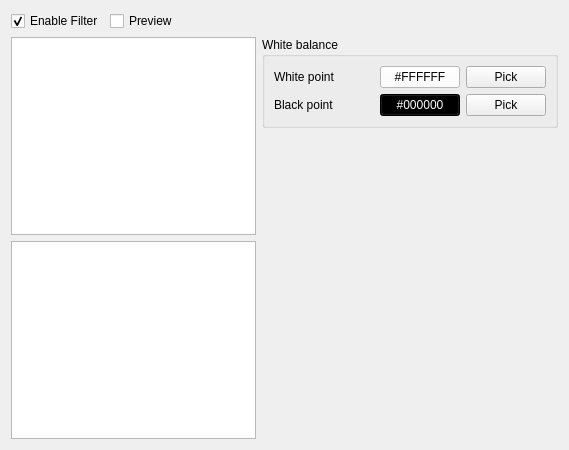
First picture: the form in src/filter/colorcorrectionwidget.ui, repository rockclimb/yasw-debian, before the edit.
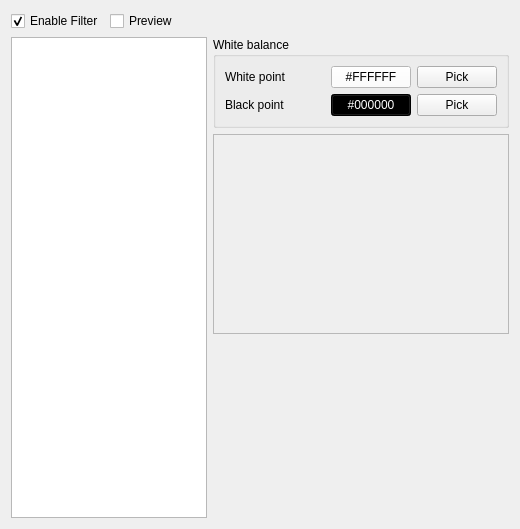
Second picture: the form after the edit. Custom widgets are drawn as their Qt base class.

Commit message: First stepts on Color Correction: Setting white point, black point, preview

```diff
--- a/src/filter/colorcorrectionwidget.ui
+++ b/src/filter/colorcorrectionwidget.ui
@@ -23,8 +23,8 @@
    <rect>
     <x>0</x>
     <y>0</y>
-    <width>569</width>
-    <height>450</height>
+    <width>520</width>
+    <height>529</height>
    </rect>
   </property>
   <property name="windowTitle">
@@ -60,7 +60,7 @@
        </property>
        <property name="sizeHint" stdset="0">
         <size>
-         <width>330</width>
+         <width>293</width>
          <height>20</height>
         </size>
        </property>
@@ -68,29 +68,15 @@
      </item>
     </layout>
    </item>
-   <item row="1" column="0" rowspan="2">
-    <layout class="QVBoxLayout" name="verticalLayout">
-     <item>
-      <widget class="ColorCorrectionGraphicsView" name="view">
-       <property name="sizePolicy">
-        <sizepolicy hsizetype="Expanding" vsizetype="Expanding">
-         <horstretch>1</horstretch>
-         <verstretch>0</verstretch>
-        </sizepolicy>
-       </property>
-      </widget>
-     </item>
-     <item>
-      <widget class="BaseFilterGraphicsView" name="previewView">
-       <property name="sizePolicy">
-        <sizepolicy hsizetype="Expanding" vsizetype="Expanding">
-         <horstretch>1</horstretch>
-         <verstretch>0</verstretch>
-        </sizepolicy>
-       </property>
-      </widget>
-     </item>
-    </layout>
+   <item row="1" column="0" rowspan="3">
+    <widget class="ColorCorrectionGraphicsView" name="view">
+     <property name="sizePolicy">
+      <sizepolicy hsizetype="Expanding" vsizetype="Expanding">
+       <horstretch>1</horstretch>
+       <verstretch>0</verstretch>
+      </sizepolicy>
+     </property>
+    </widget>
    </item>
    <item row="1" column="1">
     <widget class="QGroupBox" name="groupBox">
@@ -181,6 +167,40 @@
     </widget>
    </item>
    <item row="2" column="1">
+    <widget class="QLabel" name="previewImage">
+     <property name="sizePolicy">
+      <sizepolicy hsizetype="Expanding" vsizetype="Expanding">
+       <horstretch>0</horstretch>
+       <verstretch>0</verstretch>
+      </sizepolicy>
+     </property>
+     <property name="minimumSize">
+      <size>
+       <width>200</width>
+       <height>200</height>
+      </size>
+     </property>
+     <property name="maximumSize">
+      <size>
+       <width>300</width>
+       <height>1000</height>
+      </size>
+     </property>
+     <property name="frameShape">
+      <enum>QFrame::StyledPanel</enum>
+     </property>
+     <property name="text">
+      <string/>
+     </property>
+     <property name="alignment">
+      <set>Qt::AlignCenter</set>
+     </property>
+     <property name="textInteractionFlags">
+      <set>Qt::NoTextInteraction</set>
+     </property>
+    </widget>
+   </item>
+   <item row="3" column="1">
     <spacer name="verticalSpacer">
      <property name="orientation">
       <enum>Qt::Vertical</enum>
@@ -201,11 +221,6 @@
    <extends>QGraphicsView</extends>
    <header>colorcorrectiongraphicsview.h</header>
   </customwidget>
-  <customwidget>
-   <class>BaseFilterGraphicsView</class>
-   <extends>QGraphicsView</extends>
-   <header>basefiltergraphicsview.h</header>
-  </customwidget>
  </customwidgets>
  <resources/>
  <connections/>
```
Left out of the diff: 5 changed lines with no effect on the pictures. The commit also changes 5 other files.
